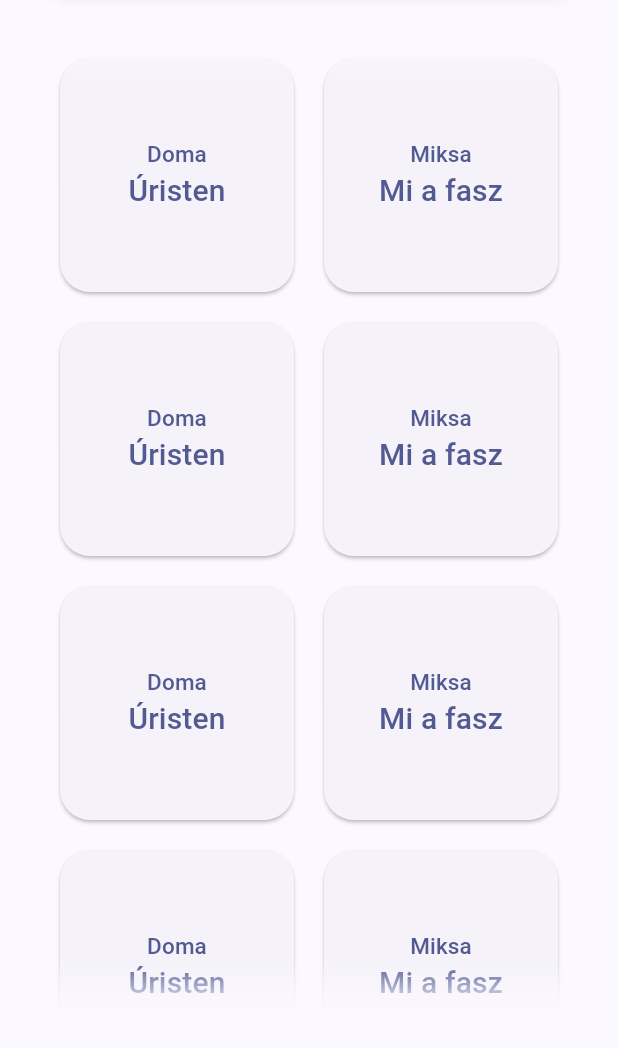
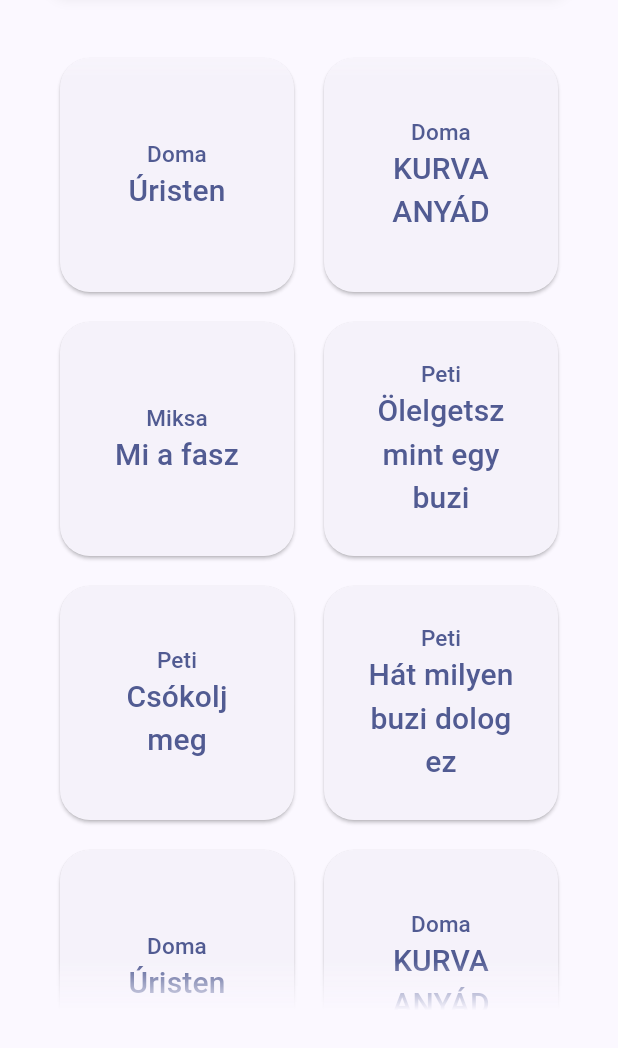
Before and after one commit to hjtomi/FocaFcSoundboad, a Flutter app: the screen it shows after launch, on a phone screen of 412 x 824 dp, the part 188-1236 px from its top. Run offline on Flutter 3.47's test engine with Material 3 defaults, Android fonts, the phone set to English and light mode, and no system bars; our stand-ins replace audioplayers.

Commit message:
peti added

```diff
--- a/lib/soundboard_page.dart
+++ b/lib/soundboard_page.dart
@@ -5,7 +5,11 @@ import 'package:audioplayers/audioplayers.dart';
 // majd írd be az alábbi listába és automatikusan megjelentik az appban
 final List<String>files = [
   "Doma-Úristen.mp3",
-  "Miksa-Mi a fasz.mp3"
+  "Doma-KURVA ANYÁD.mp3",
+  "Miksa-Mi a fasz.mp3",
+  "Peti-Ölelgetsz mint egy buzi.wav",
+  "Peti-Csókolj meg.wav",
+  "Peti-Hát milyen buzi dolog ez.wav"
 ];
 
 class SoundboardPage extends StatefulWidget {
@@ -103,14 +107,6 @@ class Soundboard extends StatelessWidget {
               SoundboardButton(file: file),
             for (var file in files)
               SoundboardButton(file: file),
-            for (var file in files)
-              SoundboardButton(file: file),
-            for (var file in files)
-              SoundboardButton(file: file),
-            for (var file in files)
-              SoundboardButton(file: file),
-            for (var file in files)
-              SoundboardButton(file: file),
           ]
         ),
       ),
@@ -145,14 +141,22 @@ class SoundboardButton extends StatelessWidget {
         TextSpan(
           children: [
             TextSpan(
-              text: file.replaceAll("assets/", "").replaceAll(".mp3", "").split("-")[0],
+              text: file
+                .replaceAll("assets/", "")
+                .replaceAll(".mp3", "")
+                .replaceAll(".wav", "")
+                .split("-")[0],
               style: TextStyle(
                 fontSize: 15.0,
               ),
             ),
             TextSpan(text: "\n"),
             TextSpan(
-              text: file.replaceAll("assets/", "").replaceAll(".mp3", "").split("-")[1],
+              text: file
+              .replaceAll("assets/", "")
+              .replaceAll(".mp3", "")
+              .replaceAll(".wav", "")
+              .split("-")[1],
               style: TextStyle(
                 fontSize: 20.0,
               ),
```
Also changed, not shown: 4 other files.
